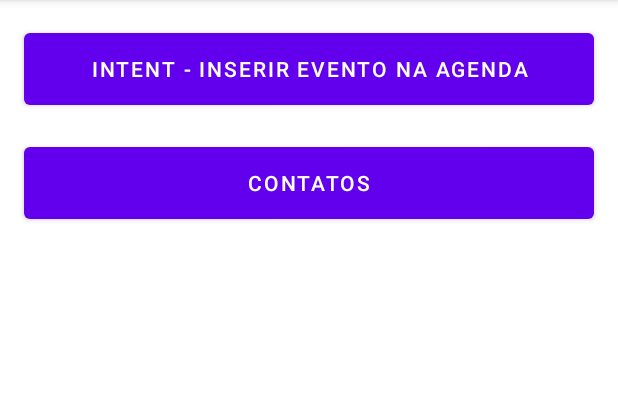
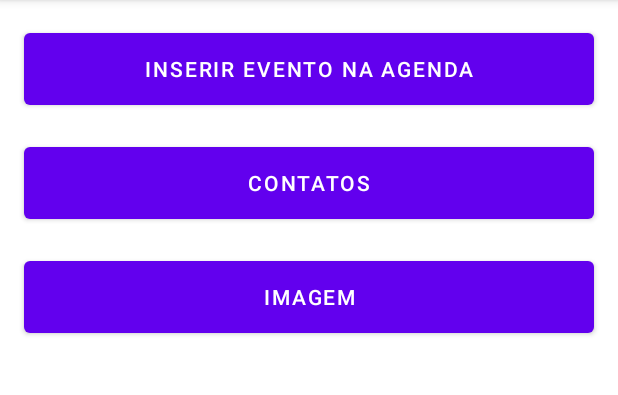
Before and after one commit to tales-br/Estudos, an Android app: the screen it shows after launch (MainActivity), on a phone screen of 412 x 824 dp, the part 84-479 px from its top. Run offline under Robolectric (Android 15) with nearby library versions, the phone set to English and light mode, and no system bars.

Commit message:
Adicionado: Recurso nativo de android que gerencia imagens

```diff
--- a/KOTLIN/1-Apps/Native_Resources/app/src/main/AndroidManifest.xml
+++ b/KOTLIN/1-Apps/Native_Resources/app/src/main/AndroidManifest.xml
@@ -20,6 +20,10 @@
             android:parentActivityName=".ui.MainActivity"
             android:exported="false" />
         <activity
+            android:name=".ui.Image"
+            android:parentActivityName=".ui.MainActivity"
+            android:exported="false" />
+        <activity
             android:name=".ui.MainActivity"
             android:exported="true">
             <intent-filter>
--- a/KOTLIN/1-Apps/Native_Resources/app/src/main/java/br/tales/native_resources/ui/Contacts.kt
+++ b/KOTLIN/1-Apps/Native_Resources/app/src/main/java/br/tales/native_resources/ui/Contacts.kt
@@ -9,10 +9,7 @@ import android.os.Bundle
 import android.provider.ContactsContract
 import androidx.core.app.ActivityCompat
 import androidx.recyclerview.widget.LinearLayoutManager
-import androidx.recyclerview.widget.RecyclerView
-import br.tales.native_resources.R
 import br.tales.native_resources.databinding.ActivityContactsBinding
-import br.tales.native_resources.databinding.ContactViewBinding
 import data.Data_Contacts
 
 private lateinit var ContactsBinding: ActivityContactsBinding
--- a/KOTLIN/1-Apps/Native_Resources/app/src/main/java/br/tales/native_resources/ui/MainActivity.kt
+++ b/KOTLIN/1-Apps/Native_Resources/app/src/main/java/br/tales/native_resources/ui/MainActivity.kt
@@ -41,6 +41,11 @@ class MainActivity : AppCompatActivity()
         startActivity(intentAbrirContatos)
         }
 
+        MainBinding.btIrImagem.setOnClickListener{
+            val intentAbrirImagem = Intent(this, br.tales.native_resources.ui.Image::class.java)
+        startActivity(intentAbrirImagem)
+        }
+
     }
 
 }
--- a/KOTLIN/1-Apps/Native_Resources/app/src/main/res/layout/activity_main.xml
+++ b/KOTLIN/1-Apps/Native_Resources/app/src/main/res/layout/activity_main.xml
@@ -13,7 +13,7 @@
         android:layout_width="match_parent"
         android:layout_height="60dp"
         android:layout_margin="16dp"
-        android:text="Intent - Inserir evento na agenda"
+        android:text="Inserir evento na agenda"
         app:layout_constraintBottom_toBottomOf="parent"
         app:layout_constraintEnd_toEndOf="parent"
         app:layout_constraintStart_toStartOf="parent"
@@ -23,8 +23,7 @@
     <Button
         android:id="@+id/bt_irContatos"
         android:layout_width="match_parent"
-        android:layout_height="60dp
-"
+        android:layout_height="60dp"
         android:text="Contatos"
         android:layout_margin="16dp"
         app:layout_constraintBottom_toBottomOf="parent"
@@ -33,5 +32,17 @@
         app:layout_constraintStart_toStartOf="@+id/bt_principal"
         app:layout_constraintTop_toBottomOf="@+id/bt_principal"
         app:layout_constraintVertical_bias="0.0" />
+    <Button
+        android:id="@+id/bt_irImagem"
+        android:layout_width="match_parent"
+        android:layout_height="60dp"
+        android:text="Imagem"
+        android:layout_margin="16dp"
+        app:layout_constraintBottom_toBottomOf="parent"
+        app:layout_constraintEnd_toEndOf="@+id/bt_irContatos"
+        app:layout_constraintHorizontal_bias="0.0"
+        app:layout_constraintStart_toStartOf="@+id/bt_irContatos"
+        app:layout_constraintTop_toBottomOf="@+id/bt_irContatos"
+        app:layout_constraintVertical_bias="0.0" />
 
 </androidx.constraintlayout.widget.ConstraintLayout>
```
